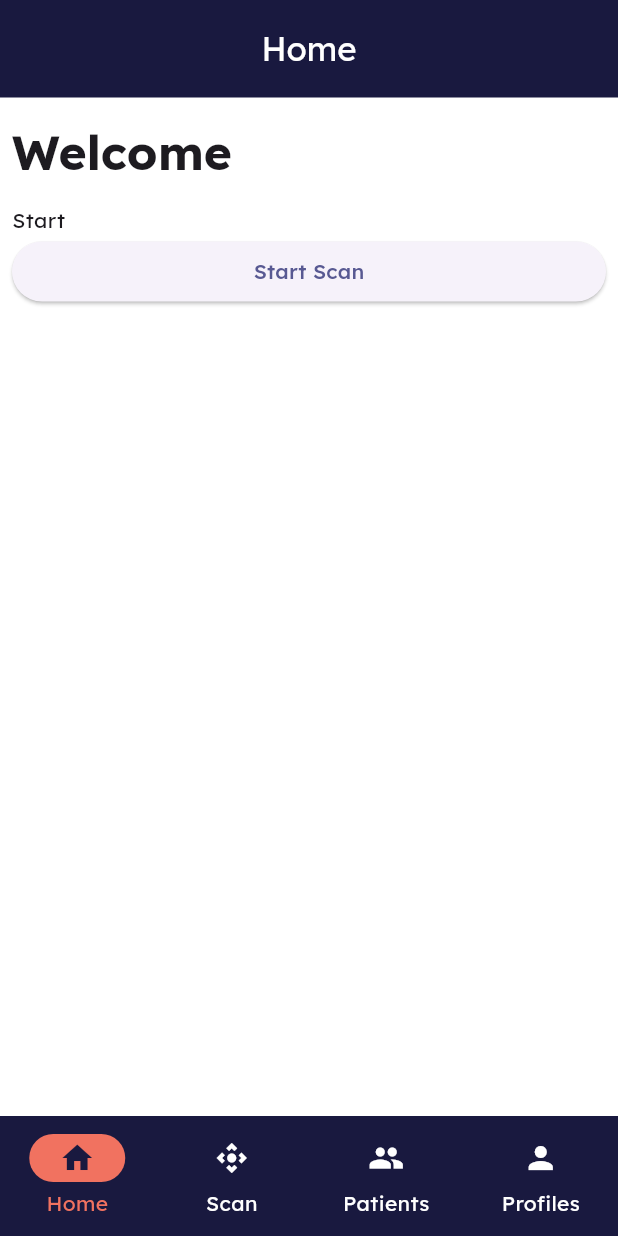
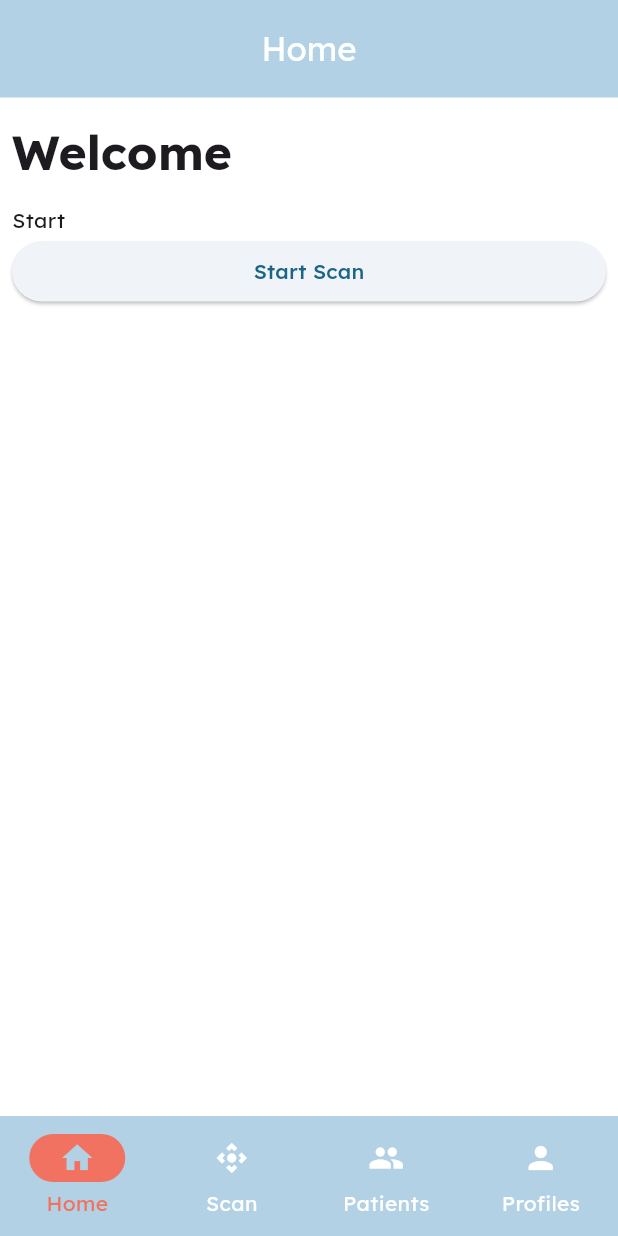
Before and after one commit to fundusnap/Fundusnap-App, a Flutter app: the screen it shows after launch, after a tap on "Start Scan", on a phone screen of 412 x 824 dp. Run offline on Flutter 3.47's test engine with Material 3 defaults, Android fonts, the phone set to English and light mode, and no system bars; our stand-ins replace camera, equatable, flutter_bloc, gap, go_router, google_fonts and 1 more.

```diff
--- a/analysis_options.yaml
+++ b/analysis_options.yaml
@@ -23,6 +23,6 @@ linter:
   rules:
     # avoid_print: false  # Uncomment to disable the `avoid_print` rule
     # prefer_single_quotes: true  # Uncomment to enable the `prefer_single_quotes` rule
-
+    prefer_const_constructors: true
 # Additional information about this file can be found at
 # https://dart.dev/guides/language/analysis-options
--- a/lib/app/routing/routing_service.dart
+++ b/lib/app/routing/routing_service.dart
@@ -33,17 +33,20 @@ class RoutingService {
               GoRoute(
                 name: Routes.home,
                 path: Routes.home,
-                builder: (context, state) => HomeScreen(),
+                builder: (context, state) => const HomeScreen(),
               ),
             ],
           ),
           // ? scan screen
+          // * scan screen
+          // ! scan screen
+          // TODO scan screen
           StatefulShellBranch(
             routes: [
               GoRoute(
                 name: Routes.scan,
                 path: Routes.scan,
-                builder: (context, state) => ScanScreen(),
+                builder: (context, state) => const ScanScreen(),
               ),
             ],
           ),
@@ -53,7 +56,7 @@ class RoutingService {
               GoRoute(
                 name: Routes.patients,
                 path: Routes.patients,
-                builder: (context, state) => PatientsScreen(),
+                builder: (context, state) => const PatientsScreen(),
               ),
             ],
           ),
@@ -63,7 +66,7 @@ class RoutingService {
               GoRoute(
                 name: Routes.profile,
                 path: Routes.profile,
-                builder: (context, state) => ProfileScreen(),
+                builder: (context, state) => const ProfileScreen(),
               ),
             ],
           ),
--- a/lib/app/themes/app_colors.dart
+++ b/lib/app/themes/app_colors.dart
@@ -2,8 +2,9 @@ import 'package:flutter/widgets.dart';
 
 class AppColors {
   AppColors._();
-  //? haiti/dark blue color
-  static const Color haiti = Color.fromARGB(255, 25, 25, 63);
+  //? angel blue color
+  // ? B2D1E5
+  static const Color angelBlue = Color.fromARGB(255, 178, 209, 229);
 
   //?  deluge/purple color
   static const Color deluge = Color.fromARGB(255, 105, 105, 175);
--- a/lib/app/themes/light_mode.dart
+++ b/lib/app/themes/light_mode.dart
@@ -3,7 +3,7 @@ import 'package:google_fonts/google_fonts.dart';
 import 'package:sugeye/app/themes/app_colors.dart';
 
 final ColorScheme sugeyeLightColor = ColorScheme.fromSeed(
-  seedColor: AppColors.haiti,
+  seedColor: AppColors.angelBlue,
   brightness: Brightness.light,
 );
 
@@ -12,15 +12,15 @@ final ThemeData sugeyeLightTheme = ThemeData().copyWith(
   textTheme: GoogleFonts.lexendTextTheme(),
   appBarTheme: const AppBarTheme(
     toolbarHeight: 65,
-    backgroundColor: AppColors.haiti,
+    backgroundColor: AppColors.angelBlue,
     foregroundColor: AppColors.white,
   ),
   navigationBarTheme: NavigationBarThemeData(
-    backgroundColor: AppColors.haiti,
+    backgroundColor: AppColors.angelBlue,
     indicatorColor: AppColors.bittersweet,
     iconTheme: WidgetStateProperty.resolveWith(
       (Set<WidgetState> states) => states.contains(WidgetState.selected)
-          ? (const IconThemeData(color: AppColors.haiti))
+          ? (const IconThemeData(color: AppColors.angelBlue))
           : (const IconThemeData(color: AppColors.white)),
     ),
     labelTextStyle: WidgetStateProperty.resolveWith(
--- a/lib/features/home/presentation/screens/home_screen.dart
+++ b/lib/features/home/presentation/screens/home_screen.dart
@@ -3,7 +3,6 @@ import 'package:gap/gap.dart';
 
 class HomeScreen extends StatelessWidget {
   const HomeScreen({super.key});
-
   @override
   Widget build(BuildContext context) {
     final ThemeData theme = Theme.of(context);
@@ -17,9 +16,9 @@ class HomeScreen extends StatelessWidget {
               fontWeight: FontWeight.bold,
             ),
           ),
-          Gap(16),
-          Text("Start"),
-          ElevatedButton(child: (Text("Start Scan")), onPressed: () {}),
+          const Gap(16),
+          const Text("Start"),
+          ElevatedButton(child: (const Text("Start Scan")), onPressed: () {}),
         ],
       ),
     );
--- a/lib/main.dart
+++ b/lib/main.dart
@@ -12,8 +12,10 @@ void _logError(String code, String? message) {
 List<CameraDescription> cameras = <CameraDescription>[];
 
 void main() async {
+  // _logError(code, message)
   WidgetsFlutterBinding.ensureInitialized();
   GoRouter router = RoutingService().router;
+  print("hahahah");
 
   try {
     cameras = await availableCameras();
--- a/pubspec.yaml
+++ b/pubspec.yaml
@@ -43,6 +43,7 @@ dependencies:
   equatable: ^2.0.7
   flutter_bloc: ^9.1.1
   video_player: ^2.9.5
+  rename: ^3.1.0
 
 dev_dependencies:
   flutter_test:
```
Also changed, not shown: lib/core/snackbar_extension.dart (added, +59 -0 lines), assets/images/eye.png (added), pubspec.lock, 4 other files.
